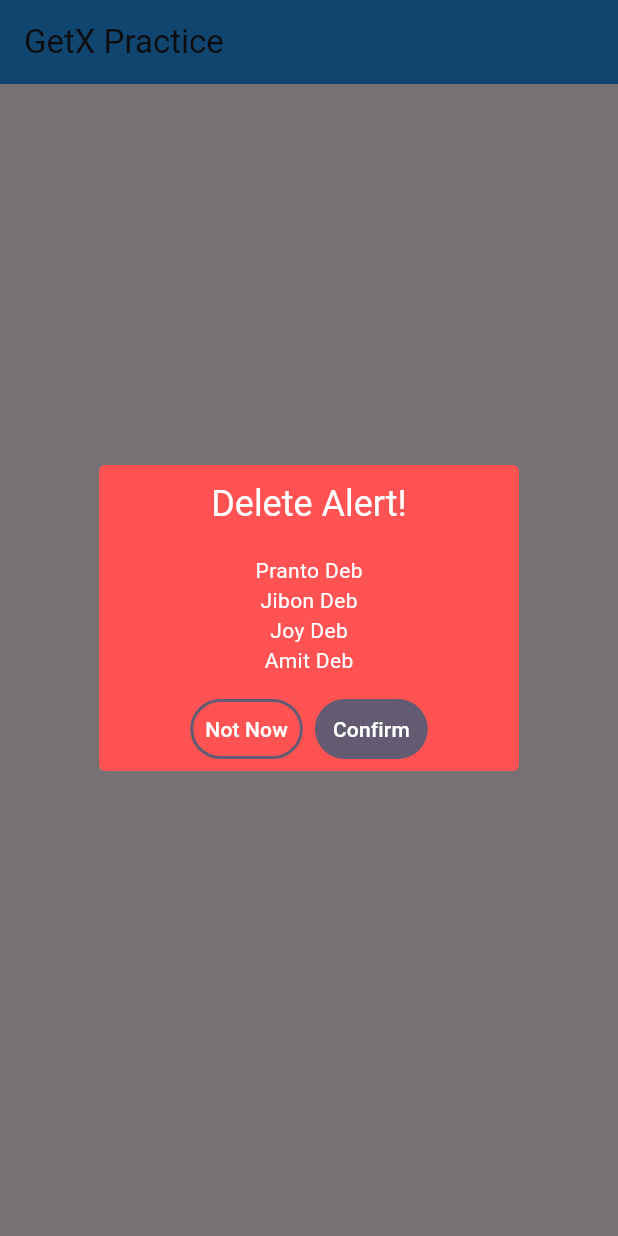
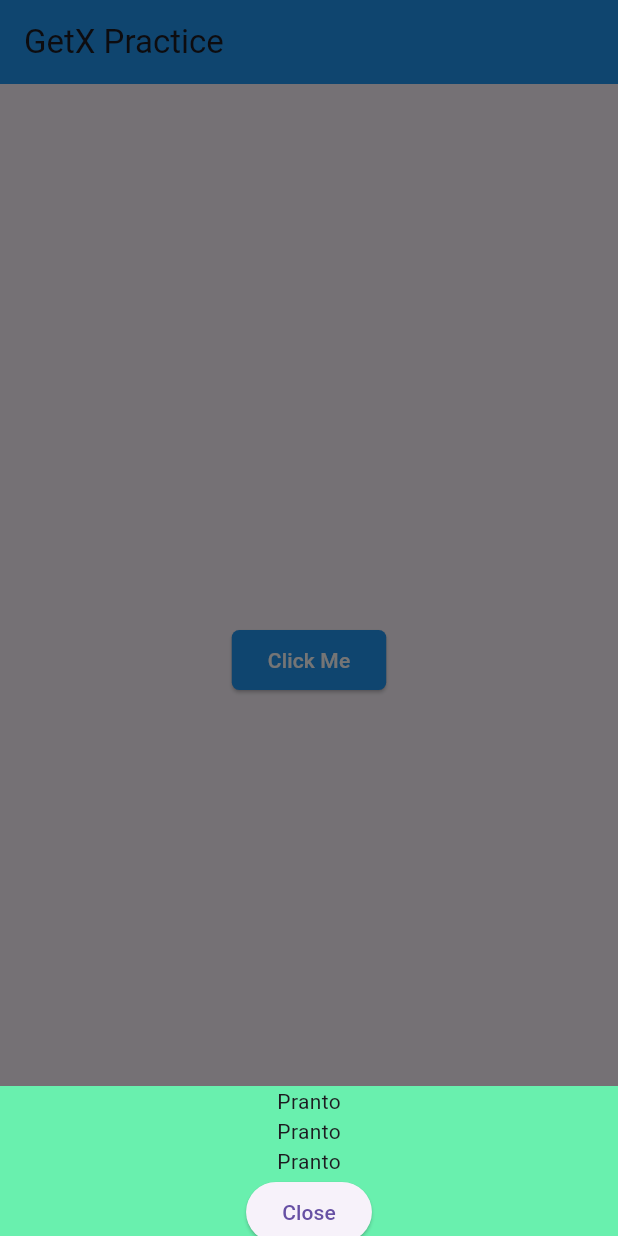
Before and after one commit to pranto372/getx_practice, a Flutter app: the screen it shows after launch, after a tap on "Click Me", on a phone screen of 412 x 824 dp. Run offline on Flutter 3.47's test engine with Material 3 defaults, Android fonts, the phone set to English and light mode, and no system bars; our stand-ins replace get.

```diff
--- a/lib/HomePage.dart
+++ b/lib/HomePage.dart
@@ -17,29 +17,23 @@ class HomePage extends StatelessWidget {
           shape: RoundedRectangleBorder(borderRadius: BorderRadius.circular(5))
           ),
           onPressed: (){
-            Get.defaultDialog(
-              title: "Delete Alert!",
-              titlePadding: const EdgeInsets.all(10),
-              titleStyle: const TextStyle(color: Colors.white),
-              middleText: "Once delete, you can't get it back",
-              middleTextStyle: const TextStyle(color: Colors.white),
-              backgroundColor: Colors.redAccent,
-              radius: 4,
-              textConfirm: "Confirm",
-              confirmTextColor: Colors.white,
-              textCancel: "Not Now",
-              cancelTextColor: Colors.white,
-              onCancel: () => {Get.back(closeOverlays: true)},
-              onConfirm: () => {Get.back(closeOverlays: true)},
-              barrierDismissible: false,
-              content: const Column(
-                children: [
-                  Text("Pranto Deb", style: TextStyle(color: Colors.white),),
-                  Text("Jibon Deb", style: TextStyle(color: Colors.white),),
-                  Text("Joy Deb", style: TextStyle(color: Colors.white),),
-                  Text("Amit Deb", style: TextStyle(color: Colors.white),),
-                ],
-              )
+            Get.bottomSheet(
+              Container(
+                height: 100,
+                width: double.infinity,
+                color: Colors.greenAccent,
+                child: Column(
+                  children: [
+                    Text("Pranto"),
+                    Text("Pranto"),
+                    Text("Pranto"),
+                    ElevatedButton(onPressed: ()=>{Get.back(closeOverlays: true)}, child: Text("Close"))
+                  ],
+                ),
+              ),
+              enableDrag: true,
+              isDismissible: false,
+              barrierColor: Colors.redAccent[1],
             );
           },
           child: const Text("Click Me", style: TextStyle(color: Colors.white),),),
```
